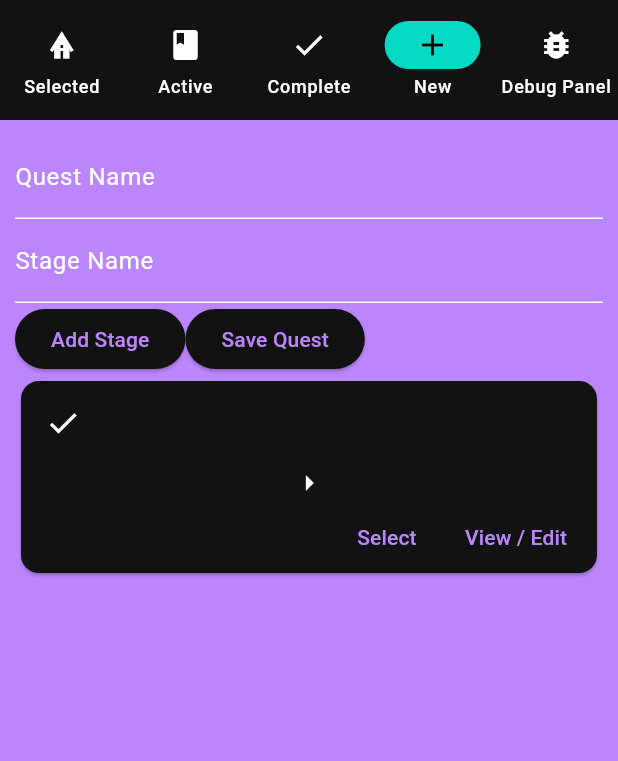
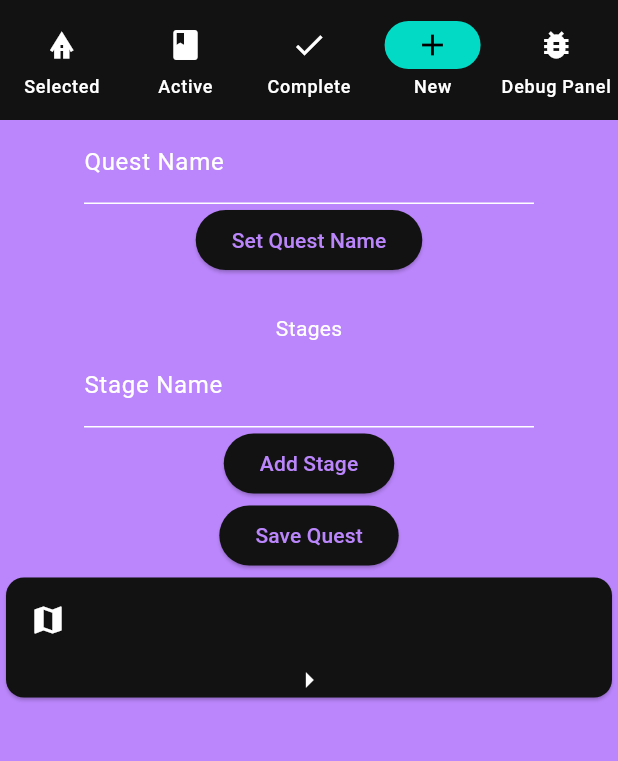
Before and after one commit to mradamgbeck/questlines_flutter, a Flutter app: the screen it shows after launch, item 4 of the bottom bar chosen, after a tap on "Add Stage", on a phone screen of 412 x 824 dp, the part 84-845 px from its top. Run offline on Flutter 3.47's test engine with Material 3 defaults, Android fonts, the phone set to English and light mode, and no system bars; missing offline and left inert: string_extension, word_generator.

Commit message:
new quest page works without validation

```diff
--- a/lib/pages/new_quest_page.dart
+++ b/lib/pages/new_quest_page.dart
@@ -8,55 +8,82 @@ import 'package:questlines/widgets/quest_card.dart';
 import '../types/quest.dart';
 import '../types/stage.dart';
 
-class NewQuestPage extends StatelessWidget {
-  NewQuestPage({super.key});
+class NewQuestPage extends StatefulWidget {
+  const NewQuestPage({super.key});
+
+  @override
+  State<NewQuestPage> createState() => _NewQuestPageState();
+}
+
+class _NewQuestPageState extends State<NewQuestPage> {
   final _formKey = GlobalKey<FormState>();
 
   TextEditingController questController = TextEditingController();
+
   TextEditingController stageController = TextEditingController();
+  var stages = <Stage>[];
 
   @override
   Widget build(BuildContext context) {
     var appState = context.watch<MyAppState>();
-    var stageName = '';
-    var questName = '';
-    var stages = [Stage(stageName)];
-    var quest = Quest(questName, stages);
+    var quest = Quest(questController.text, stages);
 
-    return Padding(
-      padding: EdgeInsets.all(10.0),
-      child: Form(
+    return Form(
         key: _formKey,
         child: Column(
           mainAxisAlignment: MainAxisAlignment.start,
           children: [
-              TextFormField(
+            SizedBox(
+              width: 300,
+              child: TextFormField(
                 controller: questController,
                 decoration: InputDecoration(label: Text('Quest Name')),
               ),
-              TextFormField(
+            ),
+            ElevatedButton(
+              onPressed: () {
+                setState(() {
+                  quest.name = questController.text;
+                  // questController.clear();
+                });
+              },
+              child: const Text('Set Quest Name'),
+            ),
+            SizedBox(
+              height: 25,
+            ),
+            Text('Stages'),
+            SizedBox(
+              width: 300,
+              child: TextFormField(
                 controller: stageController,
                 decoration: InputDecoration(label: Text('Stage Name')),
               ),
-              Row(
-                children: [
+            ),
             ElevatedButton(
               onPressed: () {
-                      quest.stages.add(Stage(stageController.text));
+                setState(() {
+                  stages.add(Stage(stageController.text));
+                  stageController.clear();
+                });
               },
               child: const Text('Add Stage'),
             ),
             ElevatedButton(
               onPressed: () {
+                setState(() {
+                  quest.stages = stages;
                   appState.addQuest(quest);
+                  questController.clear();
+                  stageController.clear();
+                  stages = <Stage>[];
+                  quest = Quest(questController.text, stages);
+                });
               },
               child: const Text('Save Quest'),
             ),
+            QuestCard(quest, true, true)
           ],
-              ),
-              QuestCard(quest, true)
-            ],
-          )),
-    );
+        ));
   }
 }
--- a/lib/pages/quest_list_page.dart
+++ b/lib/pages/quest_list_page.dart
@@ -10,7 +10,7 @@ class QuestListPage extends StatelessWidget {
 
     List<Widget> getQuestWidgets(quests) {
       if (quests.isNotEmpty) {
-        return quests.map<Widget>((quest) => QuestCard(quest, true)).toList();
+        return quests.map<Widget>((quest) => QuestCard(quest, true, false)).toList();
       }
       return [const Text('No Quests Available')];
     }
--- a/lib/pages/selected_quest_page.dart
+++ b/lib/pages/selected_quest_page.dart
@@ -17,7 +17,7 @@ class SelectedQuestPage extends StatelessWidget {
           selectedQuest != null
               ? Column(
                   children: [
-                    QuestCard(selectedQuest, false)
+                    QuestCard(selectedQuest, false, false)
                   ],
                 )
               : const Text('No Quest Selected')
--- a/lib/widgets/quest_card.dart
+++ b/lib/widgets/quest_card.dart
@@ -6,7 +6,9 @@ import '../types/quest.dart';
 class QuestCard extends StatelessWidget {
   final Quest quest;
   final bool isListPage;
-  const QuestCard(this.quest, this.isListPage, {super.key});
+  final bool displayOnly;
+
+  const QuestCard(this.quest, this.isListPage, this.displayOnly, {super.key});
 
   @override
   Widget build(BuildContext context) {
@@ -15,11 +17,11 @@ class QuestCard extends StatelessWidget {
     ListTile getQuestTile() {
       return isListPage
           ? ListTile(
-              leading: const Icon(Icons.done),
+              leading: getQuestIcon(),
               title: Text(quest.name),
             )
           : ListTile(
-              leading: const Icon(Icons.map),
+              leading: getQuestIcon(),
               title: Text(quest.name),
               subtitle: Row(
                 mainAxisAlignment: MainAxisAlignment.spaceAround,
@@ -34,7 +36,8 @@ class QuestCard extends StatelessWidget {
     }
 
     List<Widget> getOptionButtons() {
-      return <Widget>[
+      return !displayOnly
+          ? <Widget>[
               if (!quest.complete && !quest.selected)
                 TextButton(
                   child: const Text('Select'),
@@ -43,11 +46,12 @@ class QuestCard extends StatelessWidget {
               const SizedBox(width: 8),
               if (!quest.complete)
                 TextButton(
-            child: const Text('View / Edit'),
+                  child: const Text('Edit'),
                   onPressed: () {/* ... */},
                 ),
               const SizedBox(width: 8),
-      ];
+            ]
+          : <Widget>[];
     }
 
     return Card(
@@ -72,4 +76,6 @@ class QuestCard extends StatelessWidget {
       ),
     );
   }
+
+  Icon getQuestIcon() => quest.complete ? Icon(Icons.done) : Icon(Icons.map);
 }
```
Lines whose indentation alone changed are shown as unchanged.
